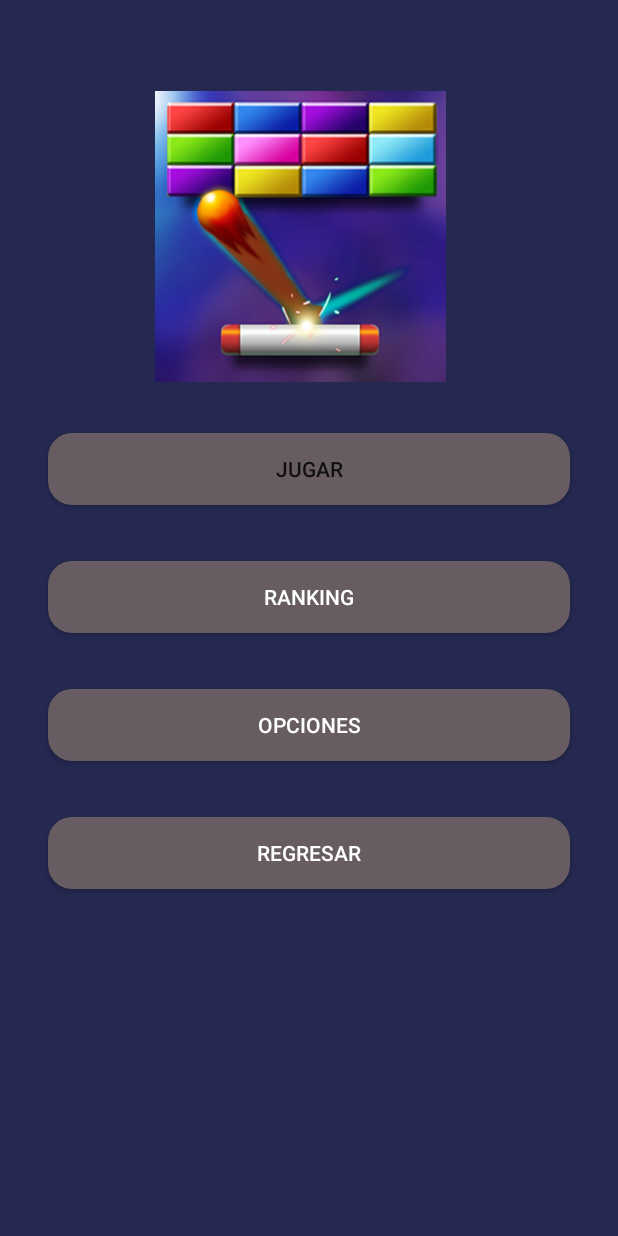
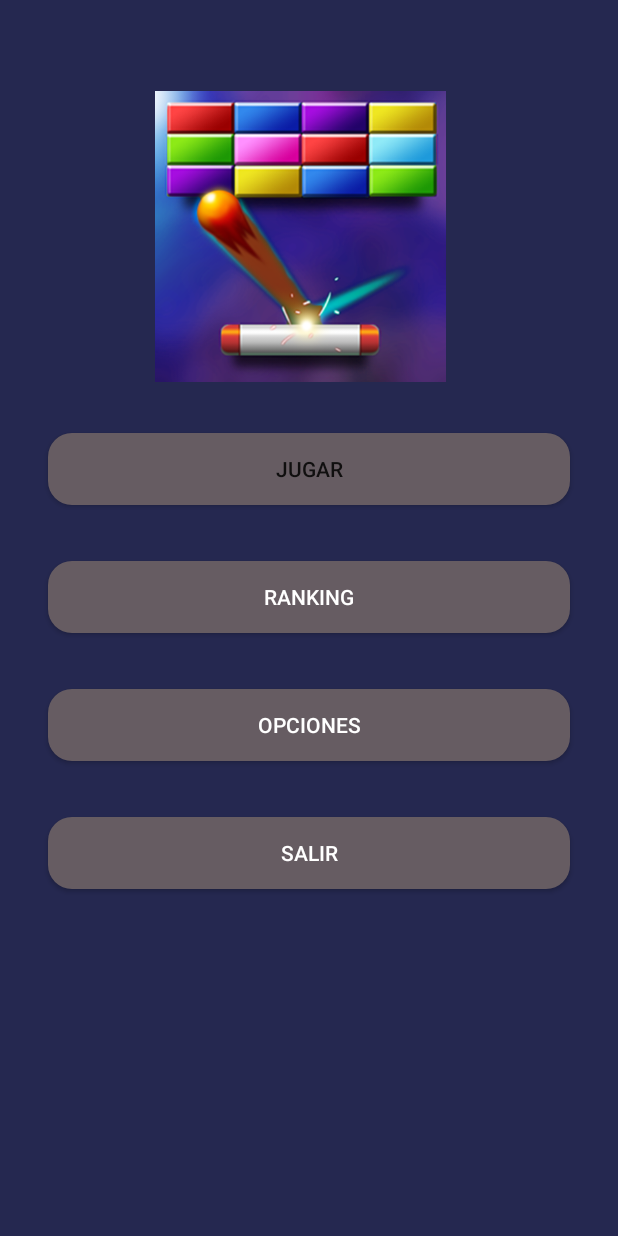
Before and after one commit to LucasM24/bouncingball, an Android app: the MainActivity screen opened directly, with no data from a screen before it, on a phone screen of 412 x 824 dp. Run offline under Robolectric (Android 15) with nearby library versions, the phone set to English and light mode, and no system bars; 1 statement that could not run was skipped.

Commit message:
Agregadas las constastes de los textos que aparecen en la app al archivo string.xml y enlazadas a sus pantallas correspondientes

```diff
--- a/app/src/main/java/com/example/bouncingball/activity/MainActivity.java
+++ b/app/src/main/java/com/example/bouncingball/activity/MainActivity.java
@@ -17,7 +17,7 @@ import com.example.bouncingball.database.dbConexion;
 public class MainActivity extends AppCompatActivity {
 
     MediaPlayer mp ;
-    Button jugar,ranking ,opciones,salir;
+    Button botonJugar,botonRanking ,botonOpciones,botonSalir;
     TextView mostrar_user ;
     private dbConexion dao ;
 
@@ -54,22 +54,22 @@ public class MainActivity extends AppCompatActivity {
         String name_user = extra.getString("id_user");
         mostrar_user = (TextView) findViewById(R.id.textV);
         mostrar_user.setText(name_user);
-        jugar = (Button) findViewById(R.id.button5);
-        ranking = (Button) findViewById(R.id.button6);
-        opciones = (Button) findViewById(R.id.button7);
-        salir = (Button) findViewById(R.id.button8);
+        botonJugar = (Button) findViewById(R.id.button5);
+        botonRanking = (Button) findViewById(R.id.button6);
+        botonOpciones = (Button) findViewById(R.id.button7);
+        botonSalir = (Button) findViewById(R.id.button8);
 
     }
     public void play(View v){
         mp.start();
-        Intent jugar = new Intent(MainActivity.this, Main4Activity.class);
+        Intent botonJugar = new Intent(MainActivity.this, Main4Activity.class);
         SharedPreferences preferences = getSharedPreferences("myidiom", Context.MODE_PRIVATE);
 
         SharedPreferences.Editor editor = preferences.edit();
         editor.putString("user",mostrar_user.getText().toString());
         editor.commit();
 
-        startActivity(jugar);
+        startActivity(botonJugar);
     }
     public void mostrar(View v){
      mp.start();
@@ -79,7 +79,7 @@ public class MainActivity extends AppCompatActivity {
 
 
     }
-    public void opciones(View v){
+    public void botonOpciones(View v){
         mp.start();
         Intent k = new Intent(MainActivity.this, Opciones.class);
         k.putExtra("id_user2",mostrar_user.getText().toString());
@@ -99,24 +99,18 @@ public class MainActivity extends AppCompatActivity {
     }
     private void actualizarIdioma(){
         SharedPreferences preferences = getSharedPreferences("myidiom", Context.MODE_PRIVATE);
-
         String idioma_user = preferences.getString("idioma","es");
 
         if(idioma_user.equalsIgnoreCase("es")){
-
-          jugar.setText("JUGAR");
-          ranking.setText("RANKING");
-          opciones.setText("OPCIONES");
-          salir.setText("REGRESAR");
-
-        }
-        else{
-
-            jugar.setText("PLAY");
-            ranking.setText("RANKING");
-            opciones.setText("OPTION");
-            salir.setText("PREVIOUS");
-
+          botonJugar.setText(R.string.TEXTO_BOTON_JUGAR);
+          botonRanking.setText(R.string.TEXTO_BOTON_RANKING);
+          botonOpciones.setText(R.string.TEXTO_BOTON_OPCIONES);
+          botonSalir.setText(R.string.TEXTO_BOTON_SALIR);
+        }else{
+            botonJugar.setText(R.string.TEXTO_BOTON_JUGAR_EN);
+            botonRanking.setText(R.string.TEXTO_BOTON_RANKING_EN);
+            botonOpciones.setText(R.string.TEXTO_BOTON_OPCIONES_EN);
+            botonSalir.setText(R.string.TEXTO_BOTON_SALIR_EN);
         }
 
     }
--- a/app/src/main/res/layout/activity_main.xml
+++ b/app/src/main/res/layout/activity_main.xml
@@ -58,7 +58,7 @@
             android:layout_marginRight="32dp"
             android:layout_marginBottom="5dp"
             android:background="@drawable/press_button"
-            android:hint="@string/app_play"
+            android:hint="@string/TEXTO_BOTON_JUGAR"
             android:onClick="play"
             android:textColor="#100F0F"
             app:layout_constraintEnd_toEndOf="parent"
@@ -77,7 +77,7 @@
         android:layout_marginRight="32dp"
         android:layout_marginBottom="5dp"
         android:background="@drawable/press_button"
-        android:hint="@string/app_ranking"
+        android:hint="@string/TEXTO_BOTON_RANKING"
         android:onClick="mostrar"
         app:layout_constraintEnd_toEndOf="parent"
         app:layout_constraintStart_toStartOf="parent"
@@ -95,8 +95,8 @@
         android:layout_marginRight="32dp"
         android:layout_marginBottom="5dp"
         android:background="@drawable/press_button"
-        android:hint="@string/app_opciones"
-        android:onClick="opciones"
+        android:hint="@string/TEXTO_BOTON_OPCIONES"
+        android:onClick="botonOpciones"
         app:layout_constraintEnd_toEndOf="parent"
         app:layout_constraintStart_toStartOf="parent"
         app:layout_constraintTop_toBottomOf="@+id/button6" />
@@ -113,12 +113,11 @@
         android:layout_marginRight="32dp"
         android:layout_marginBottom="58dp"
         android:background="@drawable/press_button"
-        android:hint="@string/app_exitos"
+        android:hint="@string/TEXTO_BOTON_VOLVER"
         android:onClick="regresar"
         app:layout_constraintEnd_toEndOf="parent"
         app:layout_constraintStart_toStartOf="parent"
         app:layout_constraintTop_toBottomOf="@+id/button7" />
-
     </LinearLayout>
     </ScrollView>
 </RelativeLayout>
--- a/app/src/main/res/layout/activity_main2.xml
+++ b/app/src/main/res/layout/activity_main2.xml
@@ -72,12 +72,12 @@
                 android:layout_marginBottom="5dp"
                 android:background="@drawable/press_button"
                 android:onClick="guardar"
-                android:text="@string/app_toacept"
+                android:text="@string/TEXTO_BOTON_REGISTRARSE"
 
                 app:layout_constraintTop_toBottomOf="@+id/editEmail" />
 
             <Button
-                android:id="@+id/button"
+                android:id="@+id/botonVolver"
                 android:layout_width="match_parent"
                 android:layout_height="wrap_content"
                 android:layout_centerHorizontal="true"
@@ -89,7 +89,7 @@
                 android:layout_marginRight="32dp"
                 android:layout_marginBottom="5dp"
                 android:onClick="exit"
-                android:text="Salir"
+                android:text="@string/TEXTO_BOTON_VOLVER"
                 app:backgroundTint="@color/colorPrimary" />
         </LinearLayout>
     </ScrollView>
--- a/app/src/main/res/layout/activity_main3.xml
+++ b/app/src/main/res/layout/activity_main3.xml
@@ -29,7 +29,7 @@
                 android:layout_width="match_parent"
                 android:layout_height="wrap_content"
                 android:layout_weight=".10"
-                android:text="@string/app_jugadorpuntaje"
+                android:text="@string/ETIQUETA_PUNTAJE_JUGADOR"
                 android:textSize="34sp" />
 
             <androidx.recyclerview.widget.RecyclerView
@@ -53,7 +53,7 @@
                 android:layout_marginRight="32dp"
                 android:layout_marginBottom="5dp"
                 android:onClick="anterior"
-                android:text="Regresar"
+                android:text="@string/TEXTO_BOTON_VOLVER"
                 app:backgroundTint="@color/colorPrimary" />
 
         </LinearLayout>
```
Also changed, not shown: app/src/main/java/com/example/bouncingball/activity/LoginScreen.java (+12 -8 lines), app/src/main/java/com/example/bouncingball/activity/Main2Activity.java (+33 -41 lines), app/src/main/java/com/example/bouncingball/activity/Main3Activity.java (+7 -11 lines), app/src/main/java/com/example/bouncingball/activity/Opciones.java (+13 -18 lines), app/src/main/res/layout/activity_login_screen.xml (+3 -4 lines), app/src/main/res/layout/activity_opciones2.xml (+6 -6 lines), app/src/main/res/values/strings.xml (+44 -21 lines).
